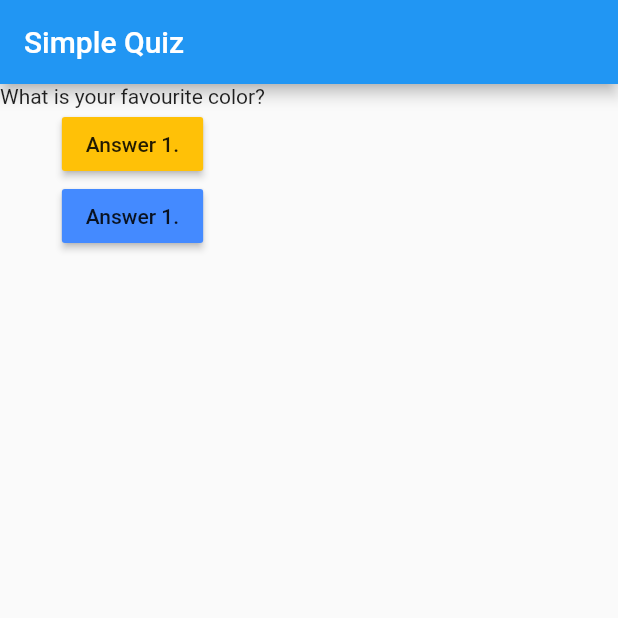
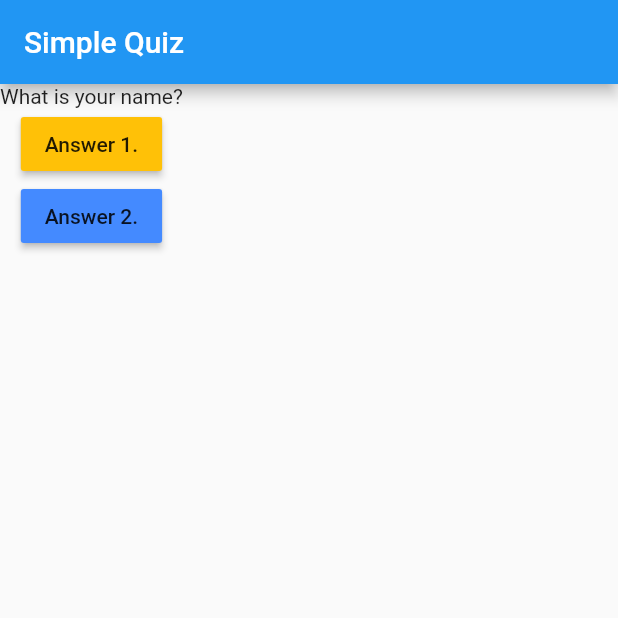
Before and after one commit to Krutik-Ray/first_app, a Flutter app: the screen it shows after launch, on a phone screen of 412 x 824 dp, the top half of it. Run offline on Flutter 3.47's test engine with Material 2 defaults, Android fonts, the light colour scheme and no system bars.

Commit message:
making the que list dynamic

```diff
--- a/lib/main.dart
+++ b/lib/main.dart
@@ -10,17 +10,25 @@
 }
 
 class MyAppState extends State<MyApp> {
-  var questionsList = ['What is your name?', 'What is your favourite color?'];
   var questionIndex = 0;
+
   void answerResponse() {
     setState(() {
-      questionIndex++;
+      questionIndex = questionIndex + 1;
     });
     print(questionIndex);
     print("Answer Selected from function! ");
   }
 
   Widget build(BuildContext context) {
+    var questionsList = [
+      'What is your name?',
+      'What is your favourite color?',
+      'What is your area of interest',
+      'a',
+      'b',
+      'c'
+    ];
     return MaterialApp(
       home: Scaffold(
         appBar: AppBar(
@@ -28,16 +36,14 @@
         ),
         body: Column(
           children: [
-            Text(questionsList[1]),
+            Text(questionsList[questionIndex]),
             RaisedButton(
               child: Text('Answer 1.'),
               color: Colors.amber,
-              onPressed: () {
-                print("Answer Selected! ");
-              },
+              onPressed: (answerResponse),
             ),
             RaisedButton(
-              child: Text('Answer 1.'),
+              child: Text('Answer 2.'),
               onPressed: (answerResponse),
               color: Colors.blueAccent,
               onLongPress: () {
```
